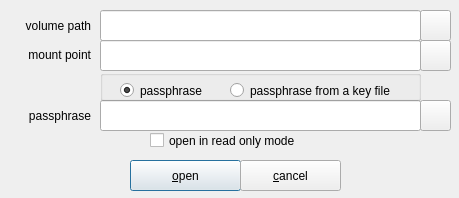
mhogomchungu/zuluCrypt, file zuluCrypt-gui/password.ui: the form before one commit.
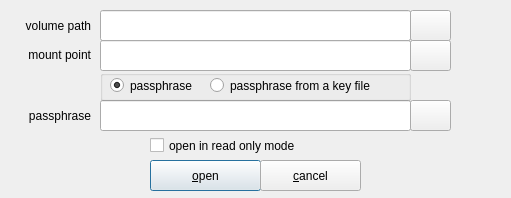
The form after the commit.

What changed in the file:
```diff
--- a/zuluCrypt-gui/password.ui
+++ b/zuluCrypt-gui/password.ui
@@ -9,7 +9,7 @@
    <rect>
     <x>0</x>
     <y>0</y>
-    <width>459</width>
+    <width>511</width>
     <height>198</height>
    </rect>
   </property>
@@ -31,7 +31,7 @@
   <widget class="QPushButton" name="PushButtonOpen">
    <property name="geometry">
     <rect>
-     <x>130</x>
+     <x>150</x>
      <y>160</y>
      <width>111</width>
      <height>31</height>
@@ -50,7 +50,7 @@
   <widget class="QPushButton" name="PushButtonCancel">
    <property name="geometry">
     <rect>
-     <x>240</x>
+     <x>260</x>
      <y>160</y>
      <width>101</width>
      <height>31</height>
@@ -70,9 +70,9 @@
    <property name="geometry">
     <rect>
      <x>150</x>
-     <y>120</y>
-     <width>231</width>
-     <height>41</height>
+     <y>130</y>
+     <width>261</width>
+     <height>31</height>
     </rect>
    </property>
    <property name="text">
@@ -85,9 +85,9 @@
   <widget class="QPushButton" name="PushButtonMountPointPath">
    <property name="geometry">
     <rect>
-     <x>420</x>
+     <x>410</x>
      <y>40</y>
-     <width>31</width>
+     <width>41</width>
      <height>31</height>
     </rect>
    </property>
@@ -104,9 +104,9 @@
   <widget class="QPushButton" name="PushButtonVolumePath">
    <property name="geometry">
     <rect>
-     <x>420</x>
+     <x>410</x>
      <y>10</y>
-     <width>31</width>
+     <width>41</width>
      <height>31</height>
     </rect>
    </property>
@@ -128,7 +128,7 @@
     <rect>
      <x>100</x>
      <y>100</y>
-     <width>321</width>
+     <width>311</width>
      <height>31</height>
     </rect>
    </property>
@@ -144,7 +144,7 @@
     <rect>
      <x>100</x>
      <y>70</y>
-     <width>321</width>
+     <width>311</width>
      <height>31</height>
     </rect>
    </property>
@@ -154,10 +154,10 @@
    <widget class="QRadioButton" name="radioButtonPassPhrase">
     <property name="geometry">
      <rect>
-      <x>20</x>
-      <y>10</y>
+      <x>10</x>
+      <y>0</y>
       <width>95</width>
-      <height>21</height>
+      <height>31</height>
      </rect>
     </property>
     <property name="text">
@@ -170,10 +170,10 @@
    <widget class="QRadioButton" name="radioButtonPassPhraseFromFile">
     <property name="geometry">
      <rect>
-      <x>130</x>
-      <y>10</y>
-      <width>191</width>
-      <height>21</height>
+      <x>110</x>
+      <y>0</y>
+      <width>201</width>
+      <height>31</height>
      </rect>
     </property>
     <property name="text">
@@ -187,9 +187,9 @@
   <widget class="QPushButton" name="pushButtonPassPhraseFromFile">
    <property name="geometry">
     <rect>
-     <x>420</x>
+     <x>410</x>
      <y>100</y>
-     <width>31</width>
+     <width>41</width>
      <height>31</height>
     </rect>
    </property>
@@ -208,7 +208,7 @@
     <rect>
      <x>100</x>
      <y>10</y>
-     <width>321</width>
+     <width>311</width>
      <height>31</height>
     </rect>
    </property>
@@ -218,7 +218,7 @@
     <rect>
      <x>100</x>
      <y>40</y>
-     <width>321</width>
+     <width>311</width>
      <height>31</height>
     </rect>
    </property>
@@ -226,10 +226,10 @@
   <widget class="QLabel" name="labelPassphrase">
    <property name="geometry">
     <rect>
-     <x>10</x>
-     <y>105</y>
-     <width>81</width>
-     <height>21</height>
+     <x>0</x>
+     <y>100</y>
+     <width>91</width>
+     <height>31</height>
     </rect>
    </property>
    <property name="text">
@@ -242,9 +242,9 @@
   <widget class="QLabel" name="labelMoutPointPath">
    <property name="geometry">
     <rect>
-     <x>10</x>
+     <x>0</x>
      <y>39</y>
-     <width>81</width>
+     <width>91</width>
      <height>31</height>
     </rect>
    </property>
@@ -258,9 +258,9 @@
   <widget class="QLabel" name="labelVolumePath">
    <property name="geometry">
     <rect>
-     <x>10</x>
+     <x>0</x>
      <y>10</y>
-     <width>81</width>
+     <width>91</width>
      <height>31</height>
     </rect>
    </property>
```
